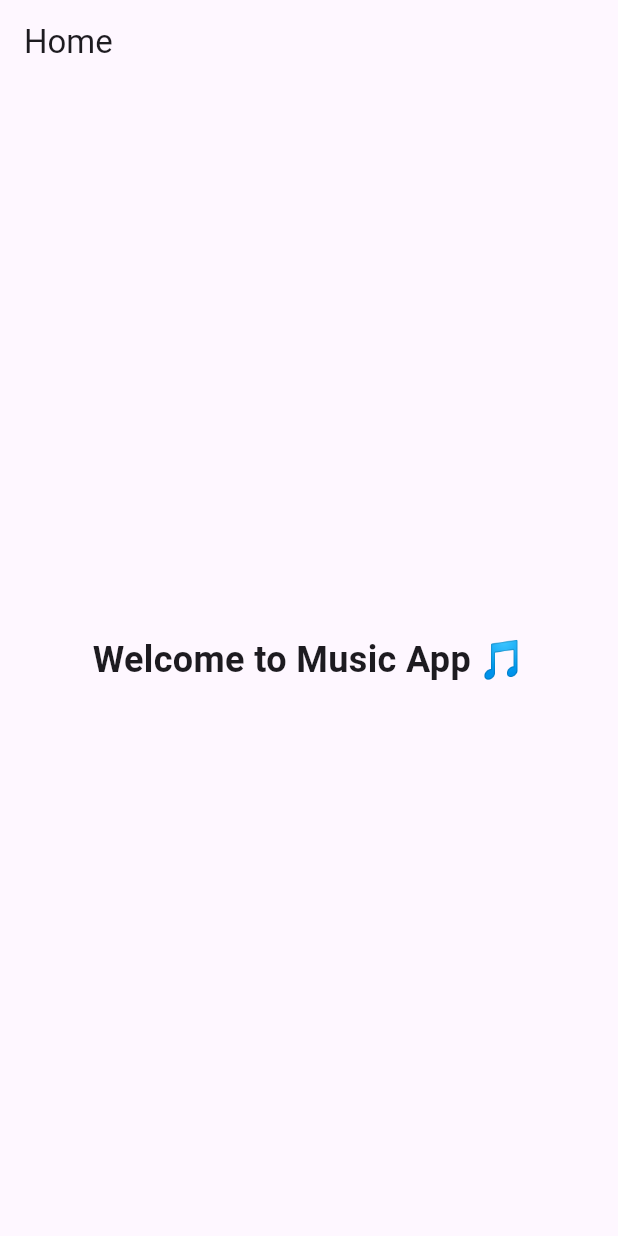
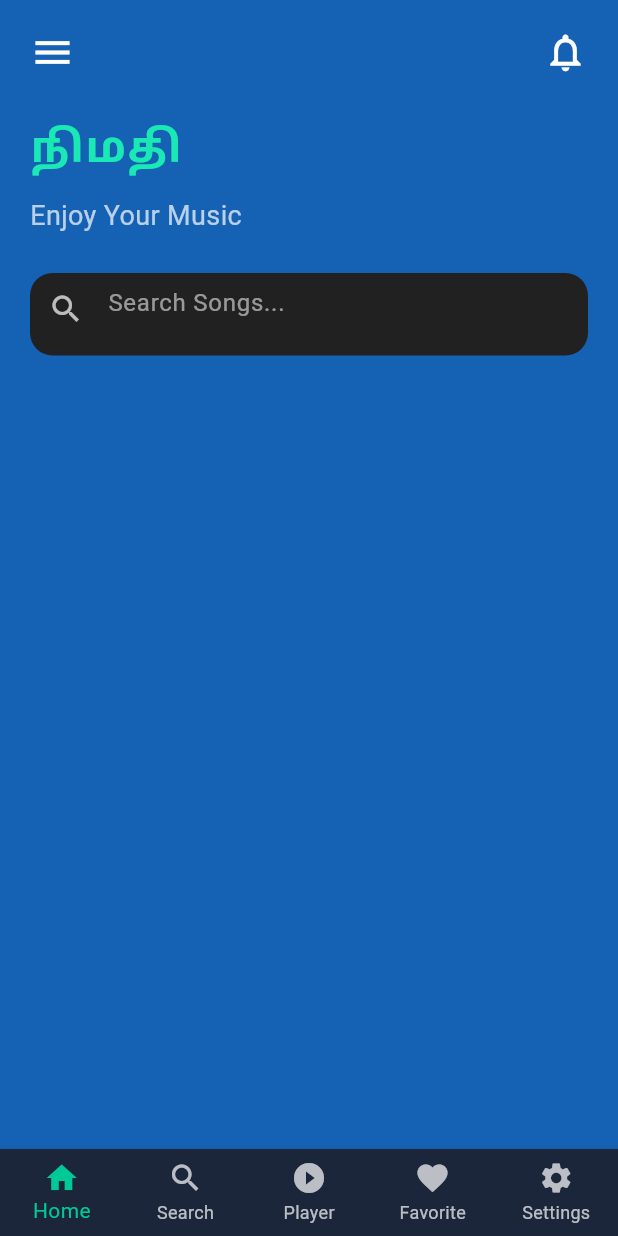
Before and after one commit to naveenp6655/MUSIC_APP1, a Flutter app: the screen it shows after launch, on a phone screen of 412 x 824 dp. Run offline on Flutter 3.47's test engine with Material 3 defaults, Android fonts, the phone set to English and light mode, and no system bars.

Commit message:
Added navigation and home UI

```diff
--- a/music_app/lib/main.dart
+++ b/music_app/lib/main.dart
@@ -1,19 +1,19 @@
 import 'package:flutter/material.dart';
-import 'screens/splash/splash_screen.dart';
+
+import 'navigation/main_navigation.dart';
 
 void main() {
-  runApp(const MusicApp());
+  runApp(const MyApp());
 }
 
-class MusicApp extends StatelessWidget {
-  const MusicApp({super.key});
+class MyApp extends StatelessWidget {
+  const MyApp({super.key});
 
   @override
   Widget build(BuildContext context) {
-    return MaterialApp(
+    return const MaterialApp(
       debugShowCheckedModeBanner: false,
-      title: 'Music App',
-      home: const SplashScreen(),
+      home: MainNavigation(),
     );
   }
 }
--- /dev/null
+++ b/music_app/lib/navigation/main_navigation.dart
@@ -0,0 +1,73 @@
+import 'package:flutter/material.dart';
+import '../widgets/music_note_animation.dart';
+import '../screens/home/home_screen.dart';
+import '../screens/search/search_screen.dart';
+import '../screens/player/player_screen.dart';
+import '../screens/favorite/favorite_screen.dart';
+import '../screens/settings/settings_screen.dart';
+
+class MainNavigation extends StatefulWidget {
+  const MainNavigation({super.key});
+
+  @override
+  State<MainNavigation> createState() => _MainNavigationState();
+}
+
+class _MainNavigationState extends State<MainNavigation> {
+  int _selectedIndex = 0;
+
+  final List<Widget> _screens = const [
+    HomeScreen(),
+    SearchScreen(),
+    PlayerScreen(),
+    FavoriteScreen(),
+    SettingsScreen(),
+  ];
+
+  void _onItemTapped(int index) {
+    setState(() {
+      _selectedIndex = index;
+    });
+  }
+
+  @override
+  Widget build(BuildContext context) {
+    return Scaffold(
+      body: _screens[_selectedIndex],
+
+      bottomNavigationBar: BottomNavigationBar(
+        currentIndex: _selectedIndex,
+        onTap: _onItemTapped,
+
+        type: BottomNavigationBarType.fixed,
+        backgroundColor: const Color(0xFF1B263B),
+
+        selectedItemColor: const Color(0xFF00C896),
+        unselectedItemColor: Colors.white70,
+
+        items: const [
+          BottomNavigationBarItem(
+            icon: Icon(Icons.home),
+            label: "Home",
+          ),
+          BottomNavigationBarItem(
+            icon: Icon(Icons.search),
+            label: "Search",
+          ),
+          BottomNavigationBarItem(
+            icon: Icon(Icons.play_circle_fill),
+            label: "Player",
+          ),
+          BottomNavigationBarItem(
+            icon: Icon(Icons.favorite),
+            label: "Favorite",
+          ),
+          BottomNavigationBarItem(
+            icon: Icon(Icons.settings),
+            label: "Settings",
+          ),
+        ],
+      ),
+    );
+  }
+}
--- a/music_app/lib/screens/home/home_screen.dart
+++ b/music_app/lib/screens/home/home_screen.dart
@@ -6,15 +6,79 @@ class HomeScreen extends StatelessWidget {
   @override
   Widget build(BuildContext context) {
     return Scaffold(
-      appBar: AppBar(
-        title: const Text("Home"),
-      ),
-      body: const Center(
-        child: Text(
-          "Welcome to Music App 🎵",
-          style: TextStyle(
-            fontSize: 24,
-            fontWeight: FontWeight.bold,
+      backgroundColor: const Color.fromARGB(255, 21, 98, 181),
+      body: SafeArea(
+        child: Padding(
+          padding: const EdgeInsets.all(20),
+          child: Column(
+            crossAxisAlignment: CrossAxisAlignment.start,
+            children: [
+              // App Bar
+              Row(
+                mainAxisAlignment: MainAxisAlignment.spaceBetween,
+                children: const [
+                  Icon(
+                    Icons.menu,
+                    color: Colors.white,
+                    size: 30,
+                  ),
+                  Icon(
+                    Icons.notifications_none,
+                    color: Colors.white,
+                    size: 30,
+                  ),
+                ],
+              ),
+
+              const SizedBox(height: 25),
+
+              // App Title
+            const Text(
+  "நிமதி",
+  style: TextStyle(
+    color: Color.fromARGB(255, 26, 233, 181),
+    fontSize: 32,
+    fontWeight: FontWeight.bold,
+    letterSpacing: 1,
+  ),
+),
+
+              const SizedBox(height: 10),
+
+              // Subtitle
+              const Text(
+                "Enjoy Your Music",
+                style: TextStyle(
+                  color: Colors.white70,
+                  fontSize: 18,
+                ),
+              ),
+
+              const SizedBox(height: 25),
+
+              // Search Bar
+              Container(
+                height: 55,
+                decoration: BoxDecoration(
+                  color: Colors.grey.shade900,
+                  borderRadius: BorderRadius.circular(15),
+                ),
+                child: const TextField(
+                  style: TextStyle(color: Colors.white),
+                  decoration: InputDecoration(
+                    border: InputBorder.none,
+                    prefixIcon: Icon(
+                      Icons.search,
+                      color: Colors.white70,
+                    ),
+                    hintText: "Search Songs...",
+                    hintStyle: TextStyle(
+                      color: Colors.white54,
+                    ),
+                  ),
+                ),
+              ),
+            ],
           ),
         ),
       ),
--- a/music_app/pubspec.yaml
+++ b/music_app/pubspec.yaml
@@ -35,6 +35,8 @@ dependencies:
   # Use with the CupertinoIcons class for iOS style icons.
   cupertino_icons: ^1.0.8
 
+  animated_bottom_navigation_bar: ^1.4.0
+
 dev_dependencies:
   flutter_test:
     sdk: flutter
@@ -59,6 +61,9 @@ flutter:
 
   assets:
     - assets/image/deva.png
+
+
+
 
   # To add assets to your application, add an assets section, like this:
   # assets:
```
Also changed, not shown: music_app/lib/screens/favorite/favorite_screen.dart (added, +22 -0 lines), music_app/lib/screens/player/player_screen.dart (added, +22 -0 lines), music_app/lib/screens/search/search_screen.dart (added, +22 -0 lines), music_app/lib/screens/settings/settings_screen.dart (added, +22 -0 lines), music_app/lib/widgets/app_bar_widget.dart (added, +24 -0 lines), music_app/lib/widgets/music_note_animation.dart (added, +62 -0 lines), music_app/lib/widgets/bottom_nav_bar.dart (added), music_app/lib/widgets/music_card.dart (added), music_app/lib/widgets/search_bar_widget.dart (added), music_app/lib/widgets/section_title.dart (added), music_app/pubspec.lock.
